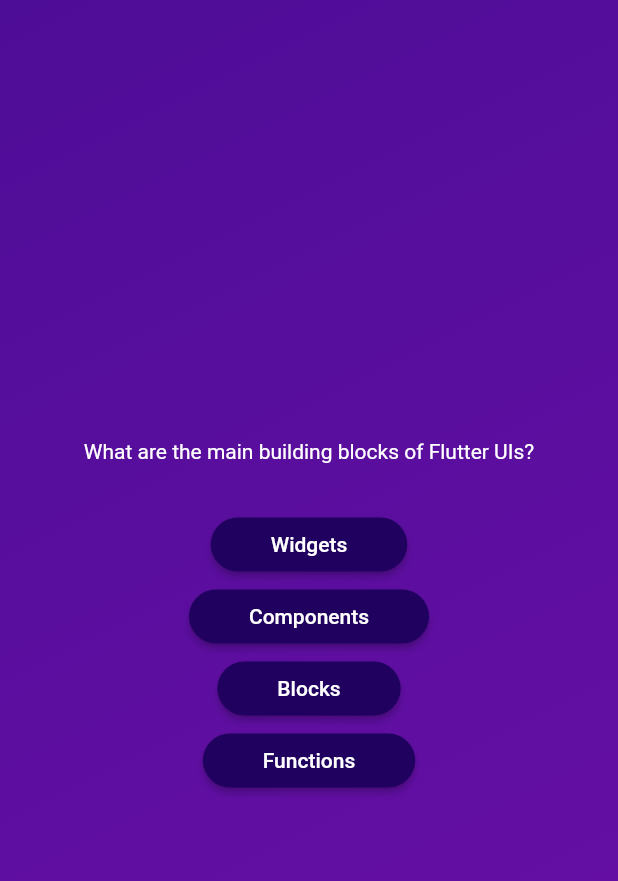
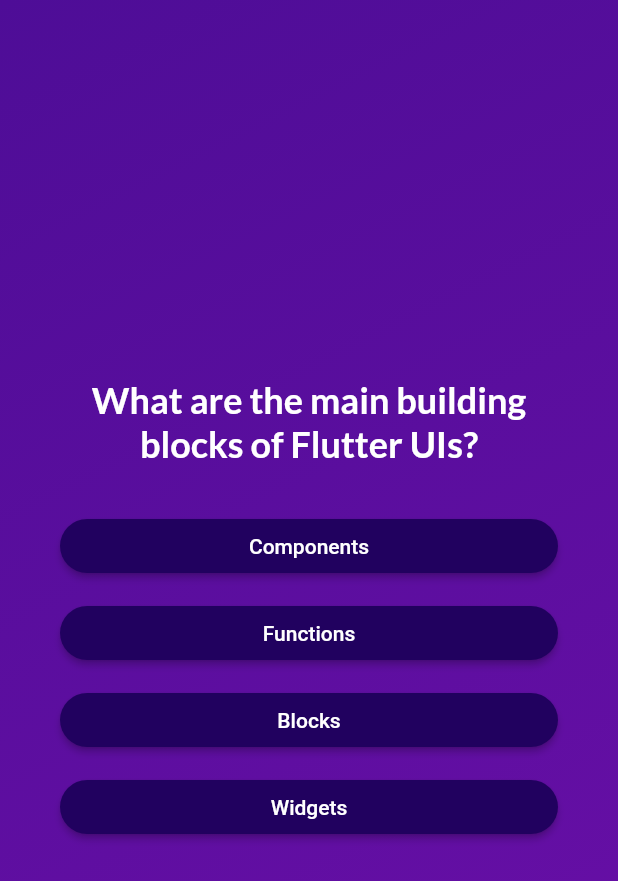
Before and after one commit to C-Senanayake/quiz_app, a Flutter app: the screen it shows after launch, after a tap on "Start Quiz", on a phone screen of 412 x 824 dp. Shown: the top 881 px of the screen. Run offline on Flutter 3.47's test engine with Material 2 defaults, Android fonts, the phone set to English and light mode, and no system bars; our stand-ins replace google_fonts.

```diff
--- a/lib/answer_button.dart
+++ b/lib/answer_button.dart
@@ -1,7 +1,8 @@
 import 'package:flutter/material.dart';
 
 class AnswerButton extends StatelessWidget {
-  const AnswerButton({super.key, required this.answerText, required this.onTap});
+  const AnswerButton(
+      {super.key, required this.answerText, required this.onTap});
 
   final String answerText;
   final void Function() onTap;
@@ -17,7 +18,10 @@ class AnswerButton extends StatelessWidget {
           borderRadius: BorderRadius.circular(40),
         ),
       ),
-      child: Text(answerText),
+      child: Text(
+        answerText,
+        textAlign: TextAlign.center,
+      ),
     );
   }
 }
--- a/lib/models/quiz_question.dart
+++ b/lib/models/quiz_question.dart
@@ -3,4 +3,10 @@ class QuizQuestion {
 
   final String text;
   final List<String> answers;
+
+  List<String> getShuffledAnswers() {
+    final shuffledList = List.of(answers); //creates a copy of the list
+    shuffledList.shuffle();
+    return shuffledList;
+  }
 }
--- a/lib/questions_screen.dart
+++ b/lib/questions_screen.dart
@@ -1,9 +1,12 @@
 import 'package:flutter/material.dart';
 import 'package:quiz_app/answer_button.dart';
 import 'package:quiz_app/data/questions.dart';
+import 'package:google_fonts/google_fonts.dart';
 
 class QuestionsScreen extends StatefulWidget {
-  const QuestionsScreen({super.key});
+  const QuestionsScreen({super.key, required this.onSelectAnswer});
+
+  final void Function(String answer) onSelectAnswer;
   @override
   State<QuestionsScreen> createState() {
     return _QuestionsScreenState();
@@ -11,29 +14,48 @@ class QuestionsScreen extends StatefulWidget {
 }
 
 class _QuestionsScreenState extends State<QuestionsScreen> {
+  var currentQuestionIndex = 0;
+
+  void answerQuestion(String selectedAnswer) {
+    widget.onSelectAnswer(selectedAnswer);
+    setState(() {
+      currentQuestionIndex++;
+    });
+  }
+
   @override
   Widget build(context) {
-    final currentQuestion = questions[0];
+    final currentQuestion = questions[currentQuestionIndex];
     return SizedBox(
       width: double.infinity,
+      child: Container(
+        margin: const EdgeInsets.all(40),
         child: Column(
           mainAxisAlignment: MainAxisAlignment.center,
+          crossAxisAlignment: CrossAxisAlignment.stretch,
           children: [
             Text(
               currentQuestion.text,
-            style: const TextStyle(
+              style: GoogleFonts.lato(
                   color: Colors.white,
-            ),
+                  fontSize: 24,
+                  fontWeight: FontWeight.bold),
+              textAlign: TextAlign.center,
             ),
             const SizedBox(height: 30),
-          ...currentQuestion.answers.map((answer){
-            return AnswerButton(
+            ...currentQuestion.getShuffledAnswers().map((answer) {
+              return Container(
+                margin: const EdgeInsets.only(bottom: 10),
+                child: AnswerButton(
                  answerText: answer,
-              onTap: () {}
+                 onTap: (){
+                    answerQuestion(answer);
+                 }),
               );
             })
           ],
         ),
+      ),
     );
   }
 }
--- a/lib/quiz.dart
+++ b/lib/quiz.dart
@@ -1,5 +1,7 @@
 import 'package:flutter/material.dart';
+import 'package:quiz_app/data/questions.dart';
 import 'package:quiz_app/questions_screen.dart';
+import 'package:quiz_app/results_screen.dart';
 import 'package:quiz_app/start_screen.dart';
 
 class Quiz extends StatefulWidget {
@@ -12,8 +14,9 @@ class Quiz extends StatefulWidget {
 }
 
 class _QuizState extends State<Quiz> {
+  List<String> selectedAnswers = [];
   // Widget? activeScreen;
-  var activeScreen ='';
+  var activeScreen = 'start-screen';
 
   @override
   void initState() {
@@ -27,12 +30,35 @@ class _QuizState extends State<Quiz> {
     });
   }
 
+  void chooseAnswer(String answer) {
+    selectedAnswers.add(answer);
+
+    if(selectedAnswers.length == questions.length){
+      setState(() {
+        // selectedAnswers = [];
+        activeScreen = 'result-screen';
+        // selectedAnswers.clear();
+      });
+    }
+  }
+
+  void restart(){
+    setState(() {
+      selectedAnswers = [];
+      activeScreen = 'start-screen';
+    });
+  }
+
   @override
   Widget build(context) {
     Widget screenWidget = StartScreen(switchScreen);
 
-    if(activeScreen == 'questions-screen'){
-      screenWidget = const QuestionsScreen();
+    if (activeScreen == 'questions-screen') {
+      screenWidget = QuestionsScreen(onSelectAnswer:chooseAnswer);
+    }
+
+    if(activeScreen == 'result-screen'){
+      screenWidget = ResultsScreen(choosenAnswers: selectedAnswers, onRestart: restart,);
     }
 
     return MaterialApp(
--- a/pubspec.yaml
+++ b/pubspec.yaml
@@ -35,6 +35,7 @@ dependencies:
   # The following adds the Cupertino Icons font to your application.
   # Use with the CupertinoIcons class for iOS style icons.
   cupertino_icons: ^1.0.2
+  google_fonts: ^6.0.0
 
 dev_dependencies:
   flutter_test:
```
Also changed, not shown: lib/question_summary/question_identifier.dart (added, +32 -0 lines), lib/question_summary/questions_summary.dart (added, +57 -0 lines), lib/results_screen.dart (added, +66 -0 lines), lib/question_summary/summary_item.dart (added), pubspec.lock, 1 other file. Lines whose indentation alone changed are shown as unchanged.
